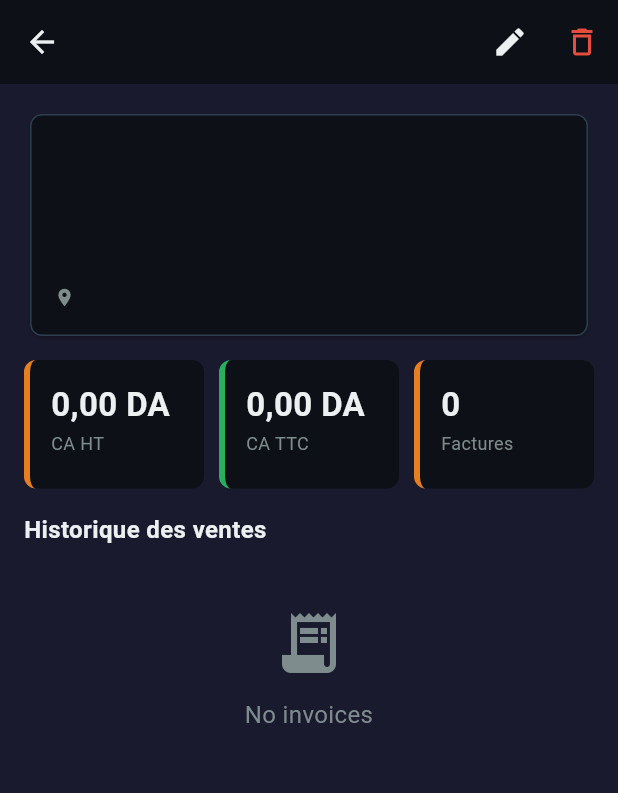
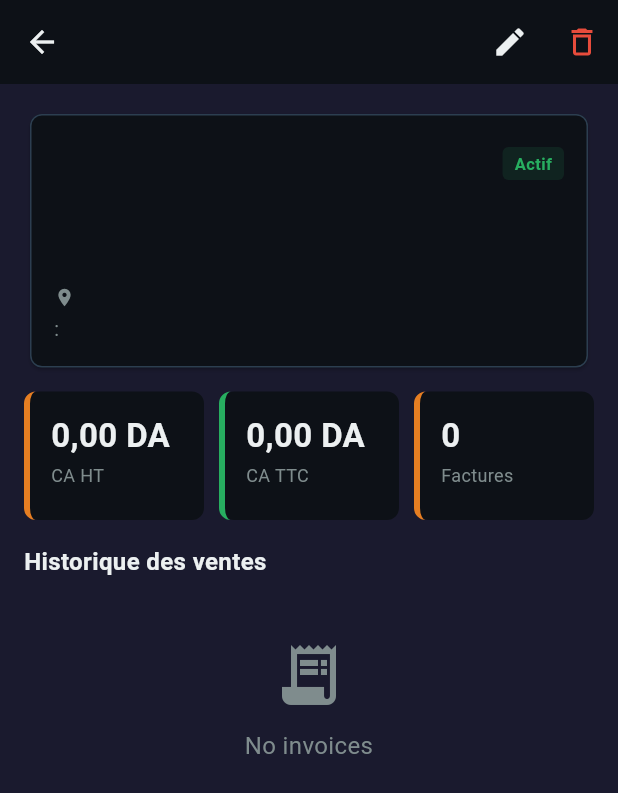
Before and after one commit to laidanimounir/atelio_mobile, a Flutter app: the CustomerDetailScreen screen opened directly with empty values, on a phone screen of 412 x 824 dp. Shown: the top 793 px of the screen. Run offline on Flutter 3.47's test engine with Material 3 defaults, Android fonts, the phone set to English and light mode, and no system bars; our stand-ins replace flutter_riverpod, go_router, share_plus, shimmer, supabase_flutter; accounts and stored records are empty.

```diff
--- a/lib/core/models/all_models.dart
+++ b/lib/core/models/all_models.dart
@@ -9,8 +9,12 @@ class Customer {
   final double? caHt;
   final double? caTtc;
   final bool estRadie;
+  final String? numeroRC;
+  final String? matriculeFiscal;
+  final String? typeIdentification;
+  final String? numeroIdentification;
 
-  Customer({required this.id, this.codeClient, required this.nomComplet, this.activite, this.adresse, this.wilaya, required this.companyId, this.caHt, this.caTtc, this.estRadie = false});
+  Customer({required this.id, this.codeClient, required this.nomComplet, this.activite, this.adresse, this.wilaya, required this.companyId, this.caHt, this.caTtc, this.estRadie = false, this.numeroRC, this.matriculeFiscal, this.typeIdentification, this.numeroIdentification});
 
   factory Customer.fromJson(Map<String, dynamic> j) => Customer(
         id: j['id'] ?? 0,
@@ -23,6 +27,10 @@ class Customer {
         caHt: double.tryParse(j['ca_ht']?.toString() ?? ''),
         caTtc: double.tryParse(j['ca_ttc']?.toString() ?? ''),
         estRadie: (j['estradie']?.toString() ?? '0') != '0',
+        numeroRC: j['numerorc'],
+        matriculeFiscal: j['matriculefiscal'],
+        typeIdentification: j['typeidentification'],
+        numeroIdentification: j['numeroidentification'],
       );
 }
 
@@ -34,8 +42,12 @@ class Supplier {
   final int companyId;
   final double? dette;
   final bool estActif;
+  final String? numeroRC;
+  final String? matriculeFiscal;
+  final String? typeIdentification;
+  final String? numeroIdentification;
 
-  Supplier({required this.id, this.codeFournisseur, required this.designation, this.activite, required this.companyId, this.dette, this.estActif = true});
+  Supplier({required this.id, this.codeFournisseur, required this.designation, this.activite, required this.companyId, this.dette, this.estActif = true, this.numeroRC, this.matriculeFiscal, this.typeIdentification, this.numeroIdentification});
 
   factory Supplier.fromJson(Map<String, dynamic> j) => Supplier(
         id: j['id'] ?? 0,
@@ -45,6 +57,10 @@ class Supplier {
         companyId: j['companyid'] ?? 0,
         dette: double.tryParse(j['dette']?.toString() ?? ''),
         estActif: (j['estactif']?.toString() ?? '1') != '0',
+        numeroRC: j['numerorc'],
+        matriculeFiscal: j['matriculefiscal'],
+        typeIdentification: j['typeidentification'],
+        numeroIdentification: j['numeroidentification'],
       );
 }
 
--- a/lib/features/directory/customer_detail_screen.dart
+++ b/lib/features/directory/customer_detail_screen.dart
@@ -70,11 +70,15 @@ class _CustomerDetailScreenState extends ConsumerState<CustomerDetailScreen> {
             child: Column(crossAxisAlignment: CrossAxisAlignment.start, children: [
               Row(children: [
                 Expanded(child: Text(c.codeClient ?? 'N/A', style: TextStyle(color: AppTheme.primary, fontSize: 24, fontWeight: FontWeight.bold))),
+                Container(padding: const EdgeInsets.symmetric(horizontal: 8, vertical: 3), decoration: BoxDecoration(color: c.estRadie ? AppTheme.error.withAlpha(30) : AppTheme.success.withAlpha(30), borderRadius: BorderRadius.circular(4)), child: Text(c.estRadie ? 'Radié' : 'Actif', style: TextStyle(color: c.estRadie ? AppTheme.error : AppTheme.success, fontSize: 11, fontWeight: FontWeight.w600))),
               ]),
               const SizedBox(height: 8),
               Text(c.nomComplet, style: const TextStyle(color: AppTheme.textPrimary, fontSize: 18, fontWeight: FontWeight.w600)),
               if (c.activite != null) ...[const SizedBox(height: 4), Text(c.activite!, style: TextStyle(color: AppTheme.textSecondary, fontSize: 14))],
               if (c.adresse != null) ...[const SizedBox(height: 4), Row(children: [const Icon(Icons.location_on, size: 14, color: AppTheme.textSecondary), const SizedBox(width: 4), Expanded(child: Text(c.adresse!, style: TextStyle(color: AppTheme.textSecondary, fontSize: 13)))])],
+              if (c.numeroRC != null && c.numeroRC!.isNotEmpty) ...[const SizedBox(height: 4), Text('NRC: ${c.numeroRC}', style: TextStyle(color: AppTheme.textSecondary, fontSize: 13))],
+              if (c.matriculeFiscal != null && c.matriculeFiscal!.isNotEmpty) ...[const SizedBox(height: 2), Text('MF: ${c.matriculeFiscal}', style: TextStyle(color: AppTheme.textSecondary, fontSize: 13))],
+              if (c.typeIdentification != null) ...[const SizedBox(height: 2), Text('${c.typeIdentification}: ${c.numeroIdentification ?? ""}', style: TextStyle(color: AppTheme.textSecondary, fontSize: 13))],
             ]),
           ),
         ),
```
Also changed, not shown: lib/features/directory/supplier_detail_screen.dart (+7 -1 lines).
